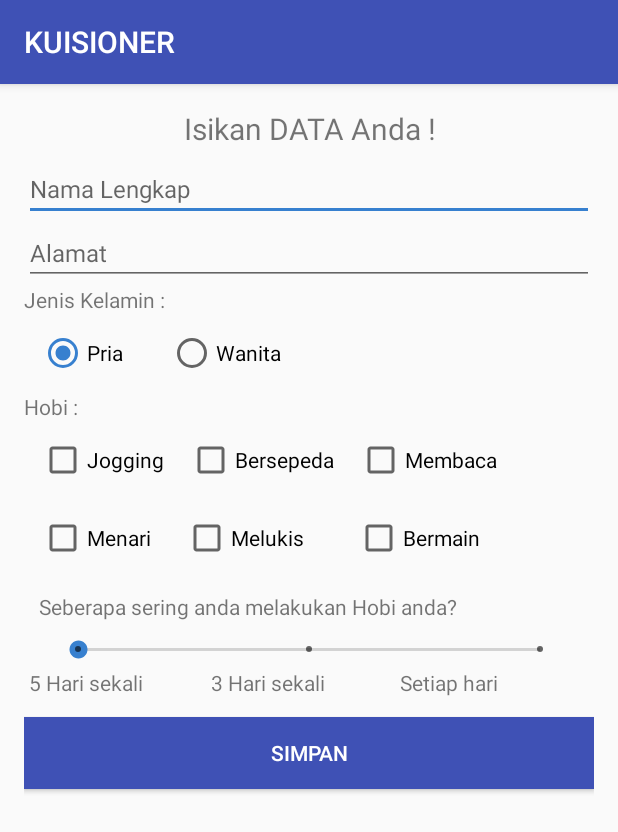
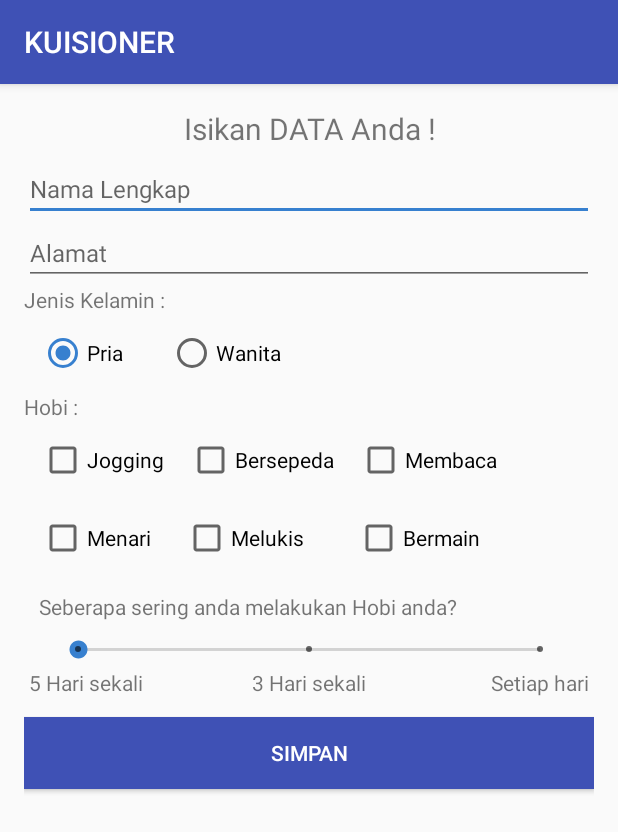
Before and after one commit to dewadhitya/progmob14, an Android app: the screen it shows after launch (InputActivity), on a phone screen of 412 x 824 dp. Shown: the top 832 px of the screen. Run offline under Robolectric (Android 15) with nearby library versions, the phone set to English and light mode, and no system bars; libraries missing offline, so code that uses them is left out: com.rengwuxian.materialedittext; plain views replace MaterialEditText; 2 statements that could not run were skipped.

Commit message:
Modul III

```diff
--- a/app/src/main/java/praktikum/progmob14/DataHelper.java
+++ b/app/src/main/java/praktikum/progmob14/DataHelper.java
@@ -10,9 +10,10 @@ import android.database.sqlite.SQLiteOpenHelper;
  */
 
 public class DataHelper extends SQLiteOpenHelper {
+    //Inisialisasi Database
     private static final String DATABASE_NAME = "db_kuisioner.db";
     private static final int DATABASE_VERSION = 1;
-    private static final String query_table = "CREATE TABLE IF NOT EXISTS tb_kuisioner(id_kuisioner integer primary key autoincrement, nama text null, alamat, text null, aktivitas text null);";
+    private static final String query_table = "CREATE TABLE IF NOT EXISTS tb_kuisioner(id_kuisioner integer primary key autoincrement, nama text null, alamat text null, aktivitas text null);";
     private static final String query_hapus_table = "DROP TABLE IF EXISTS query_table";
 
     public DataHelper(Context context) {
@@ -22,21 +23,18 @@ public class DataHelper extends SQLiteOpenHelper {
     @Override
     public void onCreate(SQLiteDatabase sqLiteDatabase) {
         //Membuat Tabel
-//        String sql = "create table tb_kuisioner(id_kuisioner integer primary key, nama text null, alamat, text null, aktivitas text null);";
-//        Log.d("Data","onCreate Database: "+sql);
-//        sqLiteDatabase.execSQL(sql);
-//        sql = "insert into tb_kuisioner(nama, alamat, aktivitas) values ('Adhit','Jl. Mertayasa','setiap hari');";
-//        sqLiteDatabase.execSQL(sql);
         sqLiteDatabase.execSQL(query_table);
         System.out.println("Tabel sudah dibuat");
     }
 
     @Override
     public void onUpgrade(SQLiteDatabase sqLiteDatabase, int versi_lama, int versi_baru1) {
+        //Jika database sudah ada maka akan me-Replace
         sqLiteDatabase.execSQL(query_hapus_table);
         onCreate(sqLiteDatabase);
     }
 
+    //Method query insert ke tb_kuisioner
     public void insert_data(String nama, String alamat, String aktivitas){
         SQLiteDatabase database = this.getWritableDatabase();
         ContentValues values = new ContentValues();
--- a/app/src/main/res/layout/input_form.xml
+++ b/app/src/main/res/layout/input_form.xml
@@ -141,7 +141,7 @@
         android:max="2"
         android:progress="0" />
 
-    <LinearLayout
+    <RelativeLayout
         android:layout_width="match_parent"
         android:layout_height="wrap_content"
         android:padding="3dp"
@@ -151,19 +151,20 @@
             android:layout_width="wrap_content"
             android:layout_height="wrap_content"
             android:text="5 Hari sekali"
-            android:paddingRight="45dp"/>
+            android:layout_alignParentLeft="true"/>
 
         <TextView
             android:layout_width="wrap_content"
             android:layout_height="wrap_content"
             android:text="3 Hari sekali"
-            android:paddingRight="50dp"/>
+            android:layout_centerHorizontal="true"/>
 
         <TextView
             android:layout_width="wrap_content"
             android:layout_height="wrap_content"
-            android:text="Setiap hari"/>
-    </LinearLayout>
+            android:text="Setiap hari"
+            android:layout_alignParentRight="true"/>
+    </RelativeLayout>
 
     <Button
         android:id="@+id/simpan"
```
